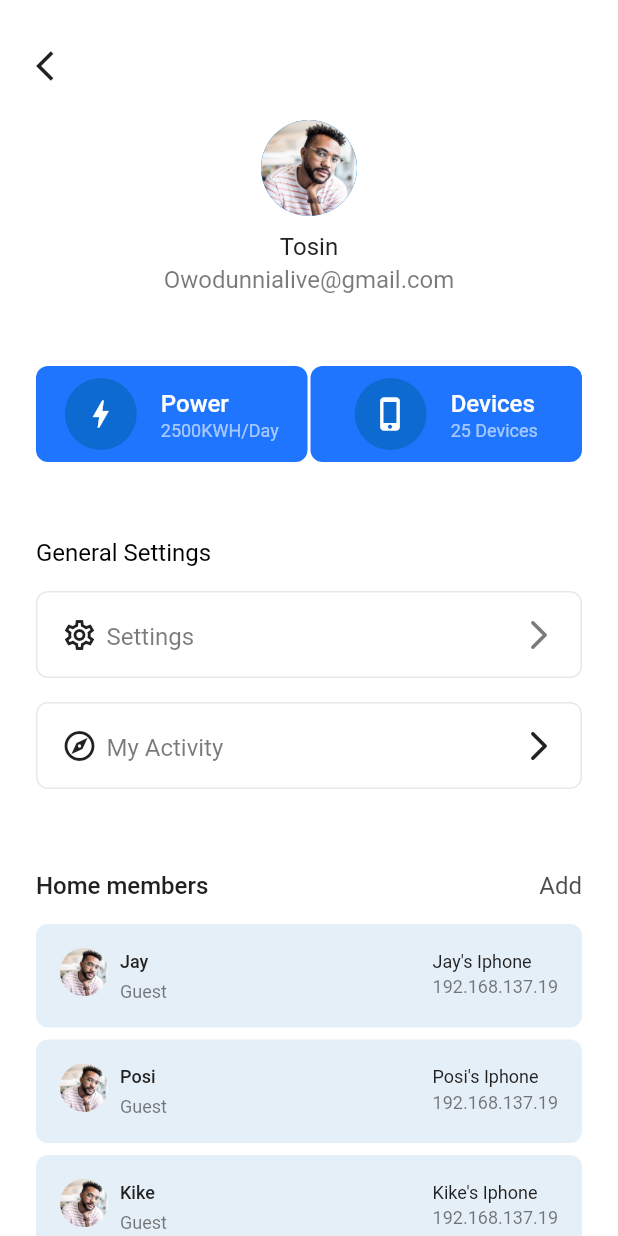
After one commit to Mastersam07/smarty, a Flutter app: the ProfileScreen screen opened by its route, on a phone screen of 412 x 824 dp. The commit adds this screen. Run offline on Flutter 3.47's test engine with Material 2 defaults, Android fonts, the phone set to English and light mode, and no system bars; our stand-ins replace dots_indicator, fl_chart, flutter_native_splash, google_fonts, pin_code_fields, sleek_circular_slider; Roboto replaces fonts that are missing (Heebo).

Commit message:
:sparkles: feat: profile screen view

```diff
--- a/lib/core/navigation/route.dart
+++ b/lib/core/navigation/route.dart
@@ -8,9 +8,11 @@ const String registerRoute = '/register';
 const String otpRoute = '/otp';
 const String routineRoute = '/routine';
 const String statsRoute = '/stats';
+const String devicesRoute = '/devices';
 const String lightRoute = '/light';
 const String acRoute = '/ac';
 const String smartTvRoute = '/smartTv';
 const String cctvRoute = '/cctv';
 const String refridgeratorRoute = '/refridgerator';
 const String microwaveRoute = '/microwave';
+const String profileRoute = '/profileRoute';
--- a/lib/core/navigation/router.dart
+++ b/lib/core/navigation/router.dart
@@ -3,8 +3,10 @@ import 'dart:io' show Platform;
 import 'package:flutter/cupertino.dart';
 import 'package:flutter/material.dart';
 import 'package:smarty/core/navigation/route.dart';
+import 'package:smarty/features/devices/presentation/views/device_home.dart';
 import 'package:smarty/features/devices/presentation/views/tv.dart';
 import 'package:smarty/features/login/presentation/views/login.dart';
+import 'package:smarty/features/profile/presentation/views/profile.dart';
 import 'package:smarty/features/stats/presentation/views/stats_home.dart';
 
 import '../../features/app_home.dart';
@@ -72,6 +74,20 @@ abstract class AppRouter {
           view: const StatsHomeScreen(),
         );
 
+      case profileRoute:
+        return getPageRoute(
+          settings: settings,
+          view: ProfileScreen(
+              trailing:
+                  (settings.arguments ?? const SizedBox.shrink()) as Widget),
+        );
+
+      case devicesRoute:
+        return getPageRoute(
+          settings: settings,
+          view: const DevicesScreen(),
+        );
+
       default:
         return getPageRoute(
           settings: settings,
--- a/lib/features/devices/presentation/views/device_home.dart
+++ b/lib/features/devices/presentation/views/device_home.dart
@@ -1,6 +1,7 @@
 import 'package:flutter/material.dart';
 import 'package:smarty/features/devices/domain/models/devices.dart';
 
+import '../../../../core/navigation/navigator.dart';
 import '../../../../shared/res/res.dart';
 import '../../../../widgets/widgets.dart';
 import '../../../home/presentation/widgets/widgets.dart';
@@ -10,16 +11,26 @@ class DevicesScreen extends StatelessWidget {
 
   @override
   Widget build(BuildContext context) {
-    return SingleChildScrollView(
+    return Scaffold(
+      body: SingleChildScrollView(
         child: Padding(
           padding: const EdgeInsets.symmetric(horizontal: 24),
           child: Column(
             crossAxisAlignment: CrossAxisAlignment.start,
             children: [
               SizedBox(height: 32 + MediaQuery.of(context).padding.top),
+              Row(
+                children: [
+                  if (AppNavigator.canPop)
+                    GestureDetector(
+                      onTap: () => AppNavigator.pop(),
+                      child: const Icon(Icons.arrow_back_ios),
+                    ),
                   Text(
                     'Devices',
                     style: TextStyles.headline4,
+                  ),
+                ],
               ),
               const SizedBox(height: 32),
               Text(
@@ -82,6 +93,7 @@ class DevicesScreen extends StatelessWidget {
             ],
           ),
         ),
+      ),
     );
   }
 }
--- a/lib/features/home/presentation/views/home.dart
+++ b/lib/features/home/presentation/views/home.dart
@@ -1,4 +1,5 @@
 import 'package:flutter/material.dart';
+import 'package:smarty/core/navigation/navigator.dart';
 
 import '../../../../shared/res/res.dart';
 import '../../../devices/domain/models/devices.dart';
@@ -23,9 +24,18 @@ class HomeScreen extends StatelessWidget {
                   style: TextStyles.headline4,
                 ),
               ),
-              const CircleAvatar(
-                radius: 24,
-                child: Icon(Icons.person, size: 48),
+              GestureDetector(
+                onTap: () => AppNavigator.pushNamed(
+                  profileRoute,
+                  arguments: Icon(
+                    Icons.notifications_outlined,
+                    color: SmartyColors.grey,
+                  ),
+                ),
+                child: const CircleAvatar(
+                  radius: 24,
+                  backgroundImage: AssetImage('assets/images/profile.png'),
+                ),
               ),
             ],
           ),
--- /dev/null
+++ b/lib/features/profile/presentation/views/profile.dart
@@ -0,0 +1,258 @@
+import 'package:flutter/material.dart';
+
+import '../../../../core/navigation/navigator.dart';
+import '../../../../shared/res/res.dart';
+import '../widgets/summary_tile.dart';
+
+class ProfileScreen extends StatelessWidget {
+  final Widget trailing;
+  const ProfileScreen({Key? key, required this.trailing}) : super(key: key);
+
+  @override
+  Widget build(BuildContext context) {
+    return Scaffold(
+      body: SingleChildScrollView(
+        child: Padding(
+          padding: const EdgeInsets.symmetric(horizontal: 24),
+          child: Column(
+            crossAxisAlignment: CrossAxisAlignment.start,
+            children: [
+              SizedBox(height: 32 + MediaQuery.of(context).padding.top),
+              Row(
+                children: [
+                  if (AppNavigator.canPop)
+                    GestureDetector(
+                      onTap: () => AppNavigator.pop(),
+                      child: const Icon(Icons.arrow_back_ios),
+                    ),
+                  const Expanded(
+                    child: Center(
+                      child: SizedBox.shrink(),
+                    ),
+                  ),
+                  trailing
+                ],
+              ),
+              const SizedBox(height: 24),
+              Center(
+                child: Column(
+                  children: [
+                    const CircleAvatar(
+                      radius: 32,
+                      backgroundImage: AssetImage('assets/images/profile.png'),
+                    ),
+                    const SizedBox(height: 8),
+                    Text(
+                      'Tosin',
+                      style: TextStyles.body.copyWith(color: SmartyColors.grey),
+                    ),
+                    Text(
+                      'Owodunnialive@gmail.com',
+                      style:
+                          TextStyles.body.copyWith(color: SmartyColors.grey60),
+                    )
+                  ],
+                ),
+              ),
+              const SizedBox(height: 48),
+              Row(
+                mainAxisAlignment: MainAxisAlignment.spaceBetween,
+                children: [
+                  GestureDetector(
+                    onTap: () => AppNavigator.pushNamed(statsRoute),
+                    child: ProfileSummaryTile(
+                      title: 'Power',
+                      subTitle: '2500KWH/Day',
+                      icon: Icon(
+                        Icons.bolt_sharp,
+                        color: SmartyColors.tertiary,
+                      ),
+                    ),
+                  ),
+                  GestureDetector(
+                    onTap: () => AppNavigator.pushNamed(devicesRoute),
+                    child: ProfileSummaryTile(
+                      title: 'Devices',
+                      subTitle: '25 Devices',
+                      icon: Icon(
+                        Icons.phone_iphone_rounded,
+                        color: SmartyColors.tertiary,
+                      ),
+                    ),
+                  ),
+                ],
+              ),
+              const SizedBox(height: 48),
+              Text(
+                'General Settings',
+                style: TextStyles.body,
+              ),
+              const SizedBox(height: 16),
+              GeneralTile(
+                leading: Icon(
+                  Icons.settings_outlined,
+                  size: 24,
+                  color: SmartyColors.grey,
+                ),
+                title: 'Settings',
+                trailing: Icon(
+                  Icons.arrow_forward_ios_rounded,
+                  color: SmartyColors.grey60,
+                ),
+              ),
+              const SizedBox(height: 16),
+              GeneralTile(
+                  leading: Icon(
+                    Icons.explore_outlined,
+                    size: 24,
+                    color: SmartyColors.grey,
+                  ),
+                  title: 'My Activity',
+                  trailing: Icon(
+                    Icons.arrow_forward_ios_rounded,
+                    color: SmartyColors.grey,
+                  )),
+              const SizedBox(height: 52),
+              Row(
+                mainAxisAlignment: MainAxisAlignment.spaceBetween,
+                children: [
+                  Text(
+                    'Home members',
+                    style: TextStyles.body.copyWith(
+                      color: SmartyColors.grey,
+                      fontWeight: FontWeight.w500,
+                    ),
+                  ),
+                  Text(
+                    'Add',
+                    style: TextStyles.body.copyWith(
+                      color: SmartyColors.grey80,
+                    ),
+                  )
+                ],
+              ),
+              const SizedBox(height: 16),
+              MediaQuery.removePadding(
+                context: context,
+                removeTop: true,
+                child: ListView.separated(
+                    physics: const NeverScrollableScrollPhysics(),
+                    shrinkWrap: true,
+                    itemBuilder: (context, index) {
+                      var names = ['Jay', 'Posi', 'Kike'];
+                      return MemberTile(
+                        name: names[index],
+                      );
+                    },
+                    separatorBuilder: (_, __) => const SizedBox(height: 8),
+                    itemCount: 3),
+              )
+            ],
+          ),
+        ),
+      ),
+    );
+  }
+}
+
+class MemberTile extends StatelessWidget {
+  final String name;
+  const MemberTile({
+    Key? key,
+    required this.name,
+  }) : super(key: key);
+
+  @override
+  Widget build(BuildContext context) {
+    return Container(
+      padding: const EdgeInsets.all(16),
+      decoration: BoxDecoration(
+        color: SmartyColors.secondary10,
+        borderRadius: BorderRadius.circular(8.0),
+      ),
+      child: Row(
+        mainAxisAlignment: MainAxisAlignment.spaceBetween,
+        crossAxisAlignment: CrossAxisAlignment.start,
+        children: [
+          Row(
+            crossAxisAlignment: CrossAxisAlignment.start,
+            children: [
+              Image.asset(
+                'assets/images/profile.png',
+                width: 32,
+              ),
+              const SizedBox(width: 8),
+              Column(
+                crossAxisAlignment: CrossAxisAlignment.start,
+                children: [
+                  Text(
+                    name,
+                    style: TextStyles.subtitle.copyWith(
+                        color: SmartyColors.grey, fontWeight: FontWeight.w500),
+                  ),
+                  const SizedBox(height: 3),
+                  Text(
+                    'Guest',
+                    style: TextStyles.subtitle
+                        .copyWith(color: SmartyColors.grey60),
+                  )
+                ],
+              ),
+            ],
+          ),
+          Column(
+            crossAxisAlignment: CrossAxisAlignment.start,
+            children: [
+              Text(
+                '$name\'s Iphone',
+                style: TextStyles.subtitle.copyWith(color: SmartyColors.grey),
+              ),
+              Text(
+                '192.168.137.19',
+                style: TextStyles.subtitle.copyWith(color: SmartyColors.grey60),
+              )
+            ],
+          )
+        ],
+      ),
+    );
+  }
+}
+
+class GeneralTile extends StatelessWidget {
+  final Widget leading;
+  final String title;
+  final Widget trailing;
+  const GeneralTile({
+    Key? key,
+    required this.leading,
+    required this.title,
+    required this.trailing,
+  }) : super(key: key);
+
+  @override
+  Widget build(BuildContext context) {
+    return Container(
+      padding: const EdgeInsets.all(16),
+      decoration: BoxDecoration(
+          borderRadius: BorderRadius.circular(8.0),
+          border: Border.all(color: SmartyColors.grey10)),
+      child: Row(
+        mainAxisAlignment: MainAxisAlignment.spaceBetween,
+        children: [
+          Row(
+            children: [
+              leading,
+              const SizedBox(width: 6),
+              Text(
+                title,
+                style: TextStyles.body.copyWith(color: SmartyColors.grey60),
+              ),
+            ],
+          ),
+          trailing
+        ],
+      ),
+    );
+  }
+}
--- /dev/null
+++ b/lib/features/profile/presentation/widgets/summary_tile.dart
@@ -0,0 +1,54 @@
+import 'package:flutter/material.dart';
+
+import '../../../../shared/res/res.dart';
+
+class ProfileSummaryTile extends StatelessWidget {
+  final String title;
+  final String subTitle;
+  final Widget icon;
+  const ProfileSummaryTile(
+      {Key? key,
+      required this.icon,
+      required this.subTitle,
+      required this.title})
+      : super(key: key);
+
+  @override
+  Widget build(BuildContext context) {
+    return Container(
+      width: 181,
+      padding: const EdgeInsets.symmetric(horizontal: 16, vertical: 8),
+      decoration: BoxDecoration(
+        color: SmartyColors.primary,
+        borderRadius: BorderRadius.circular(8),
+      ),
+      child: Row(
+        mainAxisAlignment: MainAxisAlignment.center,
+        children: [
+          CircleAvatar(
+            radius: 24,
+            backgroundColor: SmartyColors.secondary60,
+            child: icon,
+          ),
+          const SizedBox(width: 16),
+          Column(
+            crossAxisAlignment: CrossAxisAlignment.start,
+            children: [
+              Text(
+                title,
+                style: TextStyles.body.copyWith(
+                    color: SmartyColors.tertiary, fontWeight: FontWeight.w500),
+              ),
+              Text(
+                subTitle,
+                style: TextStyles.subtitle.copyWith(
+                  color: SmartyColors.tertiary60,
+                ),
+              ),
+            ],
+          )
+        ],
+      ),
+    );
+  }
+}
--- a/lib/features/stats/presentation/views/stats_home.dart
+++ b/lib/features/stats/presentation/views/stats_home.dart
@@ -5,6 +5,7 @@ import 'package:smarty/features/devices/domain/models/devices.dart';
 import 'package:smarty/utils/enums.dart';
 
 import '../../../../shared/res/res.dart';
+import '../widgets/summary_tile.dart';
 
 class StatsHomeScreen extends StatefulWidget {
   const StatsHomeScreen({Key? key}) : super(key: key);
@@ -166,80 +167,20 @@ class _StatsHomeScreenState extends State<StatsHomeScreen>
                     Row(
                       mainAxisAlignment: MainAxisAlignment.spaceBetween,
                       children: [
-                        Container(
-                          padding: const EdgeInsets.all(16),
-                          decoration: BoxDecoration(
-                            color: SmartyColors.primary,
-                            borderRadius: BorderRadius.circular(8),
-                          ),
-                          child: Row(
-                            mainAxisAlignment: MainAxisAlignment.center,
-                            children: [
-                              CircleAvatar(
-                                radius: 24,
-                                backgroundColor: SmartyColors.secondary60,
-                                child: Icon(
-                                  Icons.bolt_outlined,
-                                  color: SmartyColors.tertiary,
-                                ),
-                              ),
-                              const SizedBox(width: 16),
-                              Column(
-                                crossAxisAlignment: CrossAxisAlignment.start,
-                                children: [
-                                  Text(
-                                    '2500',
-                                    style: TextStyles.headline4.copyWith(
-                                        color: SmartyColors.tertiary,
-                                        fontWeight: FontWeight.w500),
-                                  ),
-                                  Text(
-                                    'KWh used',
-                                    style: TextStyles.body.copyWith(
-                                      color: SmartyColors.tertiary60,
-                                    ),
-                                  ),
-                                ],
-                              )
-                            ],
+                        SummaryTile(
+                          title: '2500',
+                          subTitle: 'KWh used',
+                          icon: Icon(
+                            Icons.bolt_outlined,
+                            color: SmartyColors.tertiary,
                           ),
                         ),
-                        Container(
-                          padding: const EdgeInsets.all(16),
-                          decoration: BoxDecoration(
-                            color: SmartyColors.primary,
-                            borderRadius: BorderRadius.circular(8),
-                          ),
-                          child: Row(
-                            mainAxisAlignment: MainAxisAlignment.center,
-                            children: [
-                              CircleAvatar(
-                                radius: 24,
-                                backgroundColor: SmartyColors.secondary60,
-                                child: Icon(
-                                  Icons.currency_pound_sharp,
-                                  color: SmartyColors.tertiary,
-                                ),
-                              ),
-                              const SizedBox(width: 16),
-                              Column(
-                                crossAxisAlignment: CrossAxisAlignment.start,
-                                children: [
-                                  Text(
-                                    '850',
-                                    style: TextStyles.headline4.copyWith(
-                                        color: SmartyColors.tertiary,
-                                        fontWeight: FontWeight.w500),
-                                  ),
-                                  Text(
-                                    'USD spent',
-                                    style: TextStyles.body.copyWith(
-                                      color: SmartyColors.tertiary60,
-                                    ),
-                                  ),
-                                ],
-                              )
-                            ],
+                        SummaryTile(
+                          title: '850',
+                          subTitle: 'USD spent',
+                          icon: Icon(
+                            Icons.currency_pound_sharp,
+                            color: SmartyColors.tertiary,
                           ),
                         ),
                       ],
--- /dev/null
+++ b/lib/features/stats/presentation/widgets/summary_tile.dart
@@ -0,0 +1,53 @@
+import 'package:flutter/material.dart';
+
+import '../../../../shared/res/res.dart';
+
+class SummaryTile extends StatelessWidget {
+  final String title;
+  final String subTitle;
+  final Widget icon;
+  const SummaryTile(
+      {Key? key,
+      required this.icon,
+      required this.subTitle,
+      required this.title})
+      : super(key: key);
+
+  @override
+  Widget build(BuildContext context) {
+    return Container(
+      padding: const EdgeInsets.all(16),
+      decoration: BoxDecoration(
+        color: SmartyColors.primary,
+        borderRadius: BorderRadius.circular(8),
+      ),
+      child: Row(
+        mainAxisAlignment: MainAxisAlignment.center,
+        children: [
+          CircleAvatar(
+            radius: 24,
+            backgroundColor: SmartyColors.secondary60,
+            child: icon,
+          ),
+          const SizedBox(width: 16),
+          Column(
+            crossAxisAlignment: CrossAxisAlignment.start,
+            children: [
+              Text(
+                title,
+                style: TextStyles.headline4.copyWith(
+                    color: SmartyColors.tertiary, fontWeight: FontWeight.w500),
+              ),
+              Text(
+                subTitle,
+                style: TextStyles.body.copyWith(
+                  color: SmartyColors.tertiary60,
+                ),
+              ),
+            ],
+          )
+        ],
+      ),
+    );
+  }
+}
```
Also changed, not shown: assets/images/profile.png (added). Lines whose indentation alone changed are shown as unchanged.
